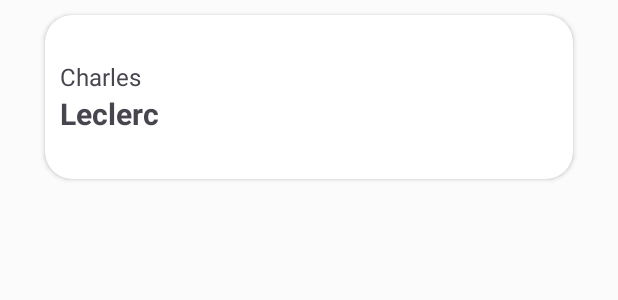
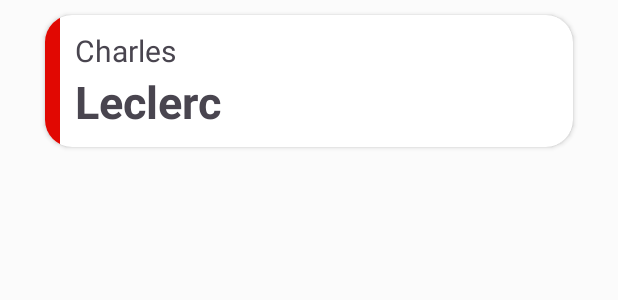
Before and after one commit to Lince-23/F1Info, an Android app: the layout drivers_card.xml on its own in the app's theme, with its tools: preview values and no code run, on a phone screen of 412 x 824 dp. Shown: the top 300 px of the screen. Run offline under Robolectric (Android 15) with nearby library versions, the phone set to English and light mode, and no system bars; network calls fail.

Commit message:
Changed the drivers card design

```diff
--- a/app/src/main/res/layout/drivers_card.xml
+++ b/app/src/main/res/layout/drivers_card.xml
@@ -16,6 +16,8 @@
             android:id="@+id/vLineColor"
             android:layout_width="10dp"
             android:layout_height="match_parent"
+            android:background="@color/f1"
+            android:layout_marginEnd="10dp"
             />
 
 
@@ -23,21 +25,21 @@
             android:layout_width="wrap_content"
             android:layout_height="wrap_content"
             android:orientation="vertical"
-            android:layout_marginVertical="30dp">
+            android:layout_marginVertical="10dp">
 
 
             <TextView
                 android:id="@+id/tvDriverName"
                 android:layout_width="match_parent"
                 android:layout_height="wrap_content"
-                android:textSize="16sp"
+                android:textSize="20sp"
                 tools:text="Charles"/>
 
             <TextView
                 android:id="@+id/tvDriverLastName"
                 android:layout_width="match_parent"
                 android:layout_height="wrap_content"
-                android:textSize="20sp"
+                android:textSize="30sp"
                 android:textStyle="bold"
                 tools:text="Leclerc"/>
 
```
